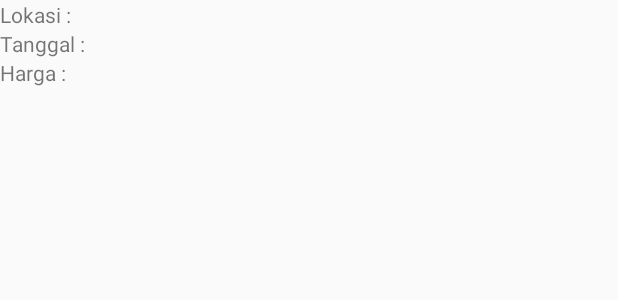
After one commit to chefkristian/acar-tempe-hawai, an Android app: the layout activity_detail_learn_ph.xml on its own in the app's theme, with its tools: preview values and no code run, on a phone screen of 412 x 824 dp. The commit adds this screen. Shown: the top 300 px of the screen. Run offline under Robolectric (Android 15) with nearby library versions, the phone set to English and light mode, and no system bars.

Commit message:
list selesai

```diff
--- /dev/null
+++ b/app/src/main/res/layout/activity_detail_learn_ph.xml
@@ -0,0 +1,69 @@
+<?xml version="1.0" encoding="utf-8"?>
+<LinearLayout xmlns:android="http://schemas.android.com/apk/res/android"
+    android:orientation="vertical" android:layout_width="match_parent"
+    android:layout_height="match_parent">
+    <LinearLayout
+        android:layout_width="match_parent"
+        android:layout_height="wrap_content"
+        android:orientation="horizontal">
+
+        <TextView
+            android:layout_width="0dp"
+            android:layout_height="wrap_content"
+            android:layout_weight="1"
+            android:text="Lokasi :"
+            android:id="@+id/tv_lokasi"
+
+            />
+
+        <TextView
+            android:layout_width="0dp"
+            android:layout_weight="3"
+            android:layout_height="wrap_content"
+            android:id="@+id/lokasi_course"
+             />
+    </LinearLayout>
+
+    <LinearLayout
+        android:layout_width="match_parent"
+        android:layout_height="wrap_content"
+        android:orientation="horizontal">
+
+        <TextView
+            android:layout_width="0dp"
+            android:layout_height="wrap_content"
+            android:layout_weight="1"
+            android:text="Tanggal :"
+            android:id="@+id/tv_jadwal"
+             />
+
+        <TextView
+            android:layout_width="0dp"
+            android:layout_weight="3"
+            android:layout_height="wrap_content"
+            android:id="@+id/jadwal_course"
+             />
+    </LinearLayout>
+
+    <LinearLayout
+        android:layout_width="match_parent"
+        android:layout_height="wrap_content"
+        android:orientation="horizontal">
+
+        <TextView
+            android:layout_width="0dp"
+            android:layout_height="wrap_content"
+            android:layout_weight="1"
+            android:text="Harga :"
+            android:id="@+id/tv_harga"
+            />
+
+        <TextView
+            android:layout_width="0dp"
+            android:layout_weight="3"
+            android:layout_height="wrap_content"
+            android:id="@+id/price_course"
+            />
+    </LinearLayout>
+
+</LinearLayout>
```
Also changed, not shown: app/src/main/java/city/stage/com/twinhearts/LearnAdapter.java (+43 -20 lines), app/src/main/java/city/stage/com/twinhearts/LearnPhActivity.java (+44 -36 lines), app/src/main/res/layout/learn_ph_jadwal.xml (+65 -66 lines).
